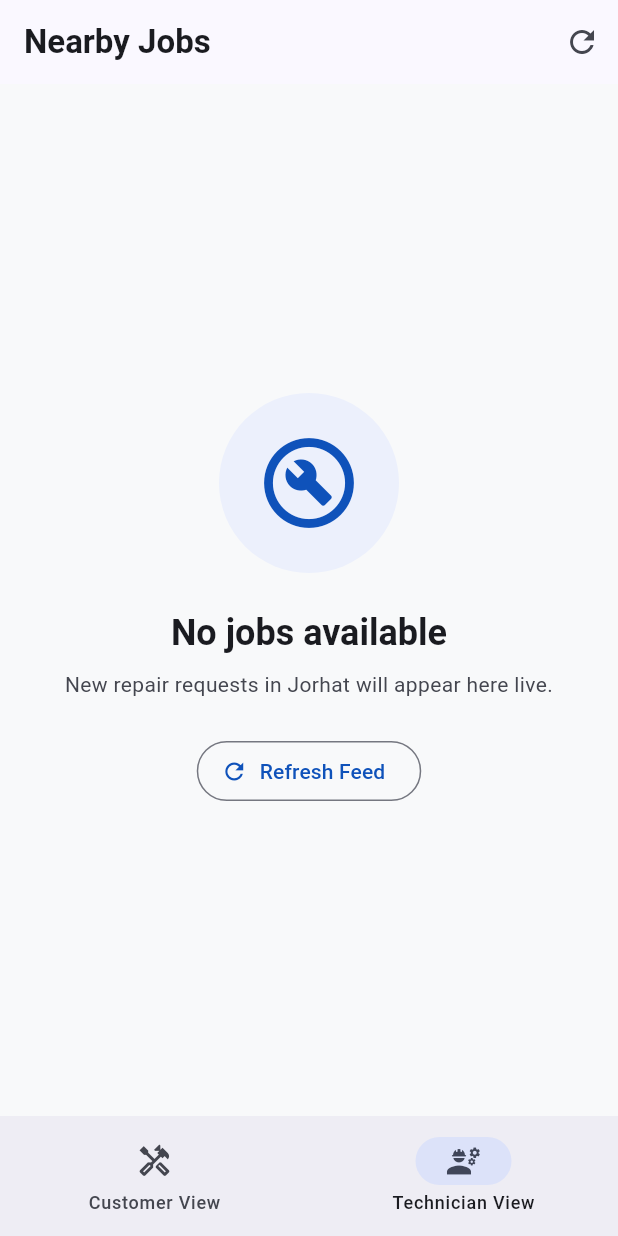
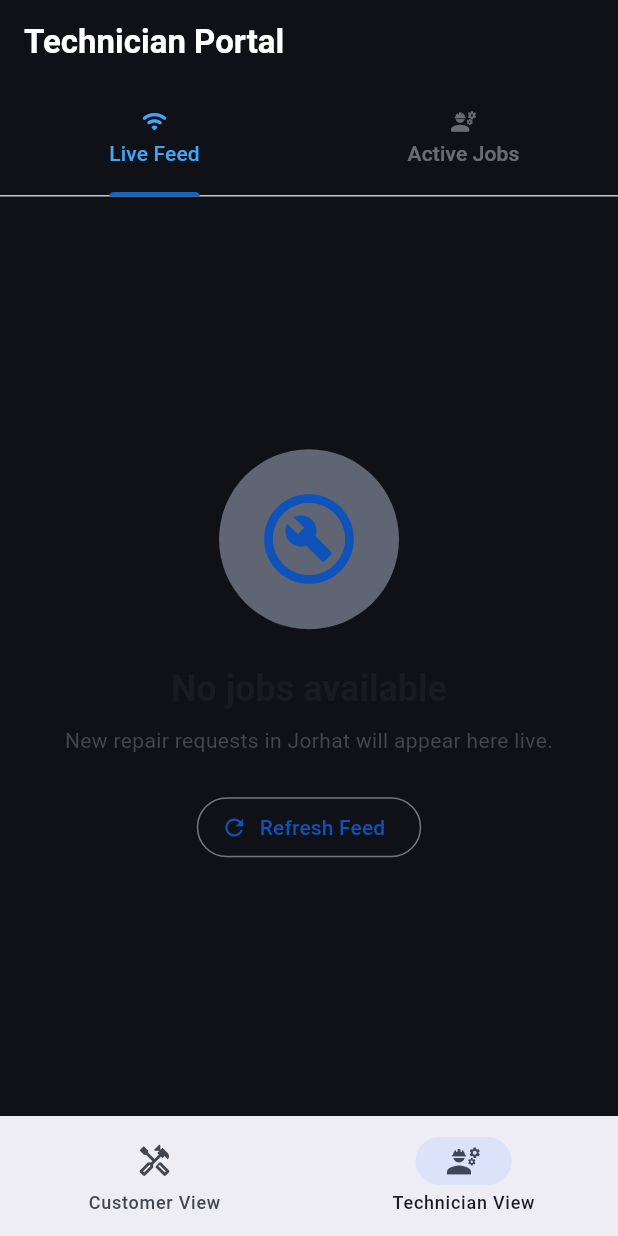
Before and after one commit to 6s8/jorhat-repair-marketplace, a Flutter app: the screen it shows after launch, item 2 of the bottom bar chosen, on a phone screen of 412 x 824 dp. Run offline on Flutter 3.47's test engine with Material 3 defaults, Android fonts, the phone set to English and light mode, and no system bars; our stand-ins replace equatable, flutter_animate, flutter_riverpod, geolocator, go_router, supabase_flutter; accounts and stored records are empty.

Commit message:
feat: Auto-navigate to tracker on booking success + Technician Active Jobs tab with Mark Completed

```diff
--- a/lib/features/main_navigation/presentation/main_navigation_screen.dart
+++ b/lib/features/main_navigation/presentation/main_navigation_screen.dart
@@ -1,11 +1,14 @@
 import 'package:flutter/material.dart';
 import 'package:flutter_riverpod/flutter_riverpod.dart';
+import 'package:go_router/go_router.dart';
 import '../../booking/controller/booking_controller.dart';
 import '../../booking/presentation/pages/booking_success_page.dart';
 import '../../booking/presentation/pages/customer_address_page.dart';
 import '../../booking/presentation/pages/customer_category_page.dart';
 import '../../booking/presentation/pages/customer_issue_page.dart';
+import '../../booking/state/booking_state.dart';
 import '../../technician/presentation/screens/job_feed_screen.dart';
+import '../../technician/presentation/screens/technician_active_jobs_screen.dart';
 
 /// Main navigation shell with bottom navigation bar.
 /// Uses IndexedStack to preserve Customer Booking state and Technician Feed state.
@@ -22,6 +25,20 @@ class _MainNavigationScreenState extends ConsumerState<MainNavigationScreen> {
   @override
   Widget build(BuildContext context) {
     final bookingState = ref.watch(bookingControllerProvider);
+
+    // Auto-navigate to Live Tracker immediately when booking succeeds
+    ref.listen<BookingState>(bookingControllerProvider, (previous, next) {
+      if (next.currentStep == 3 &&
+          (previous?.currentStep ?? 0) != 3 &&
+          next.createdJob != null) {
+        final job = next.createdJob!;
+        context.push('/track-job', extra: {
+          'jobId': job.id,
+          'category': next.selectedCategory,
+          'customerName': next.customerName,
+        });
+      }
+    });
 
     return Scaffold(
       appBar: _currentTabIndex == 0
@@ -43,15 +60,15 @@ class _MainNavigationScreenState extends ConsumerState<MainNavigationScreen> {
                   ),
               ],
             )
-          : null, // JobFeedScreen renders its own M3 AppBar
+          : null, // Technician shell renders its own AppBar
       body: IndexedStack(
         index: _currentTabIndex,
         children: [
           // Tab 0: Customer Booking Flow Stepper
           _buildCustomerBookingFlow(bookingState.currentStep),
 
-          // Tab 1: Technician Realtime Feed
-          const JobFeedScreen(),
+          // Tab 1: Technician View with Feed + Active Jobs sub-tabs
+          const _TechnicianShell(),
         ],
       ),
       bottomNavigationBar: NavigationBar(
@@ -80,29 +97,65 @@ class _MainNavigationScreenState extends ConsumerState<MainNavigationScreen> {
   Widget _buildCustomerBookingFlow(int step) {
     switch (step) {
       case 0:
-        return CustomerCategoryPage(
-          onNext: () {},
-        );
+        return CustomerCategoryPage(onNext: () {});
       case 1:
-        return CustomerIssuePage(
-          onNext: () {},
-          onBack: () {},
-        );
+        return CustomerIssuePage(onNext: () {}, onBack: () {});
       case 2:
-        return CustomerAddressPage(
-          onSuccess: () {},
-          onBack: () {},
-        );
+        return CustomerAddressPage(onSuccess: () {}, onBack: () {});
       case 3:
+        // Shown briefly until the auto-navigate listener fires.
         return BookingSuccessPage(
           onBackHome: () {
             ref.read(bookingControllerProvider.notifier).reset();
           },
         );
       default:
-        return CustomerCategoryPage(
-          onNext: () {},
-        );
+        return CustomerCategoryPage(onNext: () {});
     }
   }
 }
+
+// ─── Technician Shell: Job Feed + Active Jobs tabs ───────────────────────────
+class _TechnicianShell extends StatelessWidget {
+  const _TechnicianShell();
+
+  @override
+  Widget build(BuildContext context) {
+    return DefaultTabController(
+      length: 2,
+      child: Scaffold(
+        backgroundColor: const Color(0xFF0F1117),
+        appBar: AppBar(
+          backgroundColor: const Color(0xFF0F1117),
+          title: const Text(
+            'Technician Portal',
+            style: TextStyle(color: Colors.white, fontWeight: FontWeight.bold),
+          ),
+          centerTitle: false,
+          bottom: const TabBar(
+            labelColor: Color(0xFF42A5F5),
+            unselectedLabelColor: Colors.white38,
+            indicatorColor: Color(0xFF1565C0),
+            indicatorWeight: 3,
+            tabs: [
+              Tab(
+                icon: Icon(Icons.wifi_rounded, size: 18),
+                text: 'Live Feed',
+              ),
+              Tab(
+                icon: Icon(Icons.engineering_rounded, size: 18),
+                text: 'Active Jobs',
+              ),
+            ],
+          ),
+        ),
+        body: const TabBarView(
+          children: [
+            JobFeedScreen(),
+            TechnicianActiveJobsScreen(),
+          ],
+        ),
+      ),
+    );
+  }
+}
--- a/lib/features/technician/presentation/screens/job_feed_screen.dart
+++ b/lib/features/technician/presentation/screens/job_feed_screen.dart
@@ -41,25 +41,9 @@ class JobFeedScreen extends ConsumerWidget {
       }
     });
 
-    return Scaffold(
-      appBar: AppBar(
-        title: const Text(
-          'Nearby Jobs',
-          style: TextStyle(fontWeight: FontWeight.bold),
-        ),
-        centerTitle: false,
-        actions: [
-          IconButton(
-            icon: const Icon(Icons.refresh),
-            onPressed: () {
-              ref.read(realtimeJobListProvider.notifier).refresh();
-            },
-          ),
-        ],
-      ),
-      body: RefreshIndicator(
-        onRefresh: () => ref.read(realtimeJobListProvider.notifier).refresh(),
-        child: asyncJobs.when(
+    return RefreshIndicator(
+      onRefresh: () => ref.read(realtimeJobListProvider.notifier).refresh(),
+      child: asyncJobs.when(
           loading: () => const Center(
             child: CircularProgressIndicator(),
           ),
@@ -116,7 +100,6 @@ class JobFeedScreen extends ConsumerWidget {
             );
           },
         ),
-      ),
-    );
+      );
   }
 }
--- a/lib/repositories/job_repository.dart
+++ b/lib/repositories/job_repository.dart
@@ -15,4 +15,10 @@ abstract class JobRepository {
 
   /// Create a new customer repair request job in Supabase.
   Future<Result<Job>> createJob(JobCreateRequest request);
+
+  /// Mark an accepted job as completed.
+  Future<Result<Job>> completeJob(String jobId, String technicianId);
+
+  /// Fetch all active (accepted) jobs for a specific technician.
+  Future<List<Job>> fetchActiveJobsForTechnician(String technicianId);
 }
```
Also changed, not shown: lib/features/technician/presentation/screens/technician_active_jobs_screen.dart (added, +296 -0 lines), lib/repositories/supabase_job_repository.dart (+47 -0 lines).
